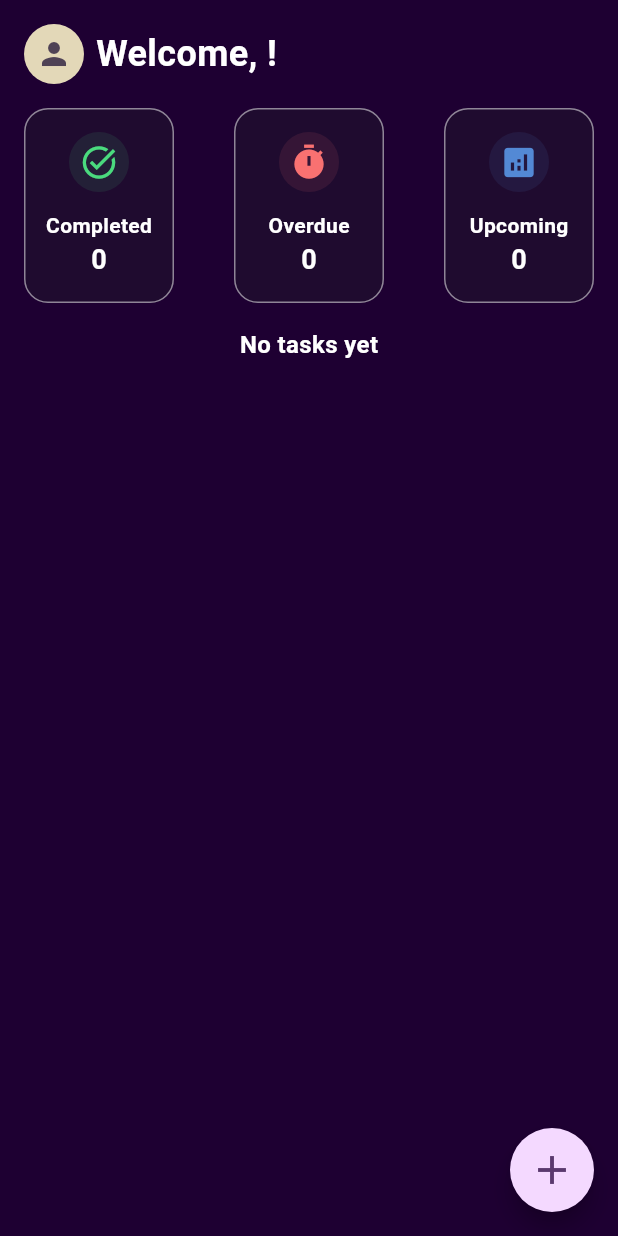
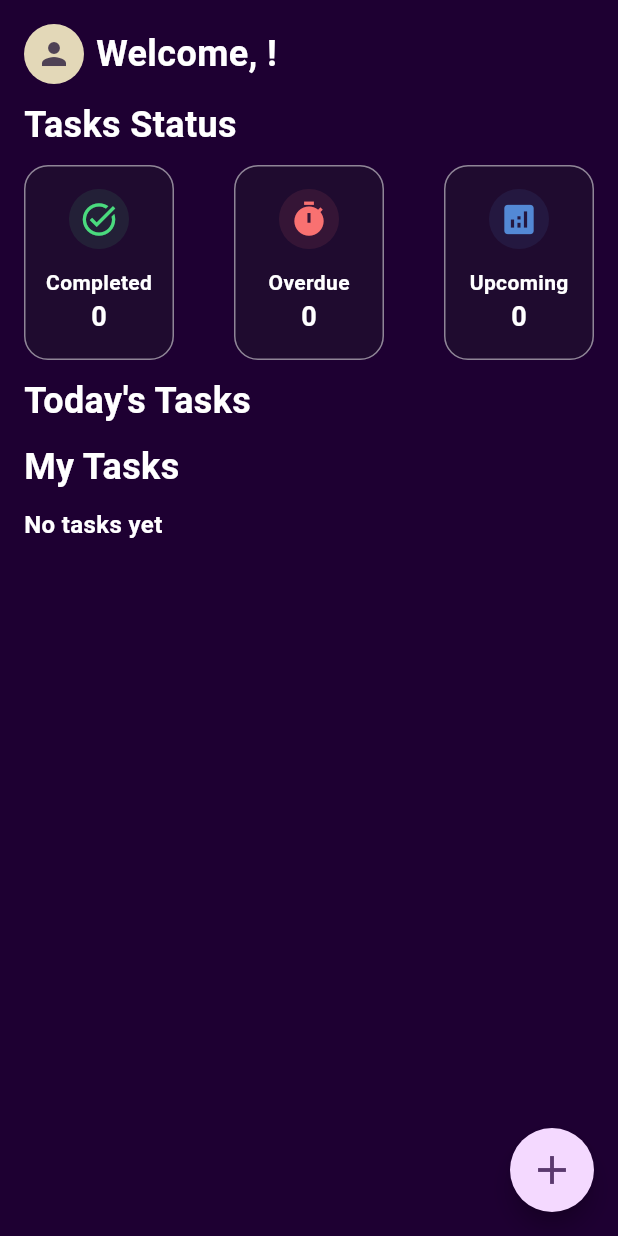
Before and after one commit to MariamAdelMM/TaskFlow, a Flutter app: the HomeScreen screen opened by its route, on a phone screen of 412 x 824 dp. Run offline on Flutter 3.47's test engine with Material 3 defaults, Android fonts, the phone set to English and light mode, and no system bars; our stand-ins replace flutter_riverpod, shared_preferences; accounts and stored records are empty.

Commit message:
feat::display list of tasks

```diff
--- a/task_flow/lib/screens/home.dart
+++ b/task_flow/lib/screens/home.dart
@@ -87,12 +87,46 @@ class _HomeScreenState extends State<HomeScreen> {
                   ),
                 ],
               ),
-              const SizedBox(height: 16),
+              const SizedBox(height: 10),
               Expanded(
                 child: Column(
+                  //crossAxisAlignment: CrossAxisAlignment.start → aligns children to the start of the horizontal axis (left in LTR layout).
+                  // mainAxisAlignment: MainAxisAlignment.start → keeps children at the top vertically.
+                  crossAxisAlignment: CrossAxisAlignment.start,
                   children: [
+                    Text(
+                      'Tasks Status',
+                      style: const TextStyle(
+                        fontSize: 24,
+                        color: Colors.white,
+                        fontWeight: FontWeight.bold,
+                      ),
+                    ),
+                    const SizedBox(height: 10),
+
                     CategoriesItems(),
-                    const SizedBox(height: 16),
+                    const SizedBox(height: 10),
+
+                    Text(
+                      "Today's Tasks",
+                      style: const TextStyle(
+                        fontSize: 24,
+                        color: Colors.white,
+                        fontWeight: FontWeight.bold,
+                      ),
+                    ),
+                    const SizedBox(height: 10),
+
+                    Text(
+                      'My Tasks',
+                      style: const TextStyle(
+                        fontSize: 24,
+                        color: Colors.white,
+                        fontWeight: FontWeight.bold,
+                      ),
+                    ),
+                    const SizedBox(height: 10),
+
                     Expanded(child: TaskList()),
                   ],
                 ),
--- a/task_flow/pubspec.yaml
+++ b/task_flow/pubspec.yaml
@@ -38,6 +38,7 @@ dependencies:
   table_calendar: ^3.2.0
   intl: ^0.20.2
   flutter_riverpod: ^3.0.3
+  uuid: ^4.5.2
 
 dev_dependencies:
   flutter_test:
```
Also changed, not shown: task_flow/lib/models/tasks.dart (+25 -1 lines), task_flow/lib/screens/tasks.dart (+68 -20 lines), task_flow/lib/widgets/TaskList.dart (+9 -5 lines), task_flow/pubspec.lock.
